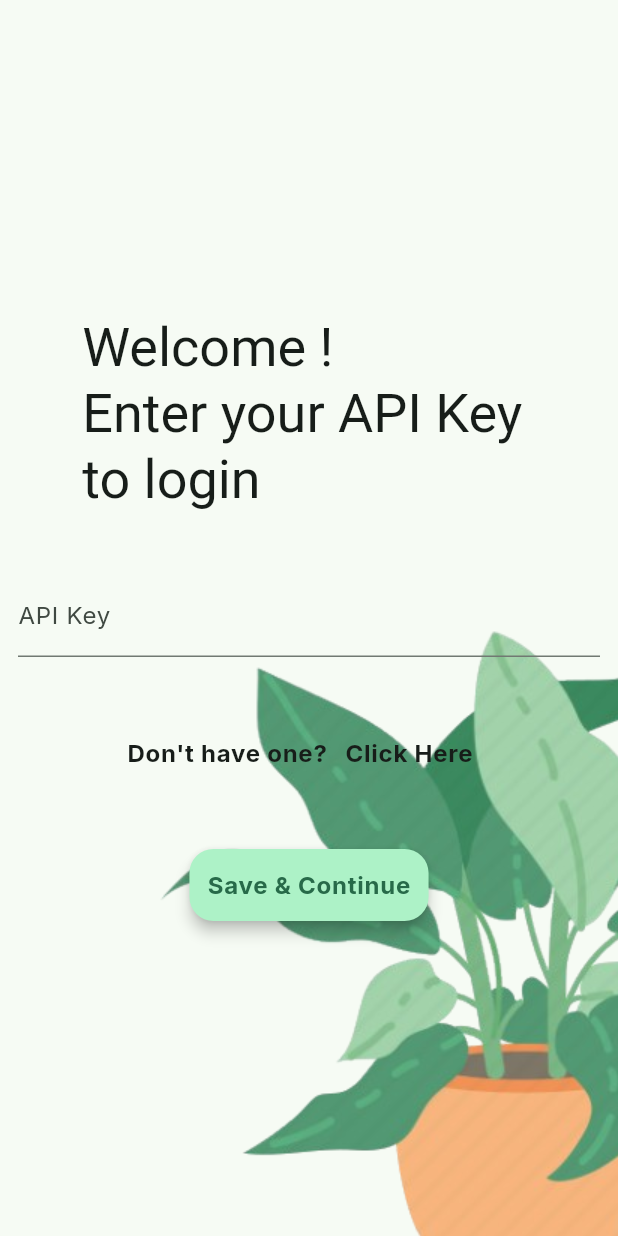
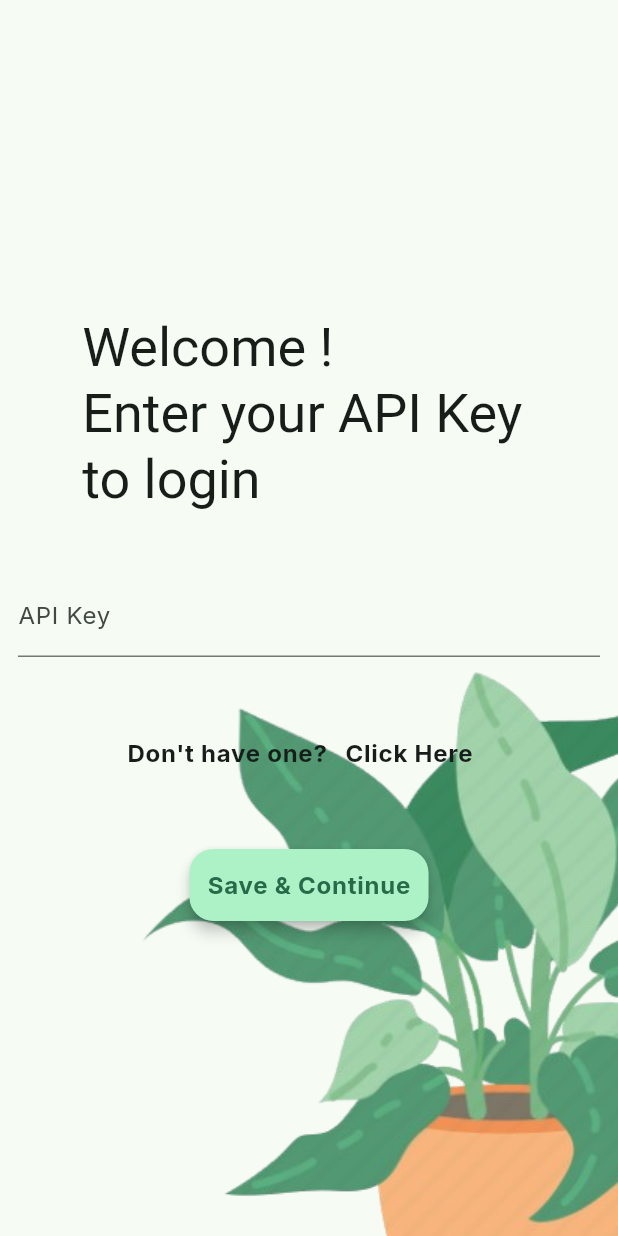
Before and after one commit to pratyush-1327/fluttask, a Flutter app: the screen it shows after launch, after a tap on "Get Started", on a phone screen of 412 x 824 dp. Run offline on Flutter 3.47's test engine with Material 3 defaults, Android fonts, the phone set to English and light mode, and no system bars; our stand-ins replace dio, flutter_riverpod, google_fonts, retrofit, shared_preferences; generated files the repository leaves out were written again; Roboto replaces fonts that are missing (ABeeZee).

Commit message:
fixed plant xds

```diff
--- a/lib/presentation/screens/api_key_screen.dart
+++ b/lib/presentation/screens/api_key_screen.dart
@@ -52,16 +52,15 @@ class _ApiKeyScreenState extends State<ApiKeyScreen> {
     return Scaffold(
       resizeToAvoidBottomInset: false,
       // appBar: AppBar(title: Text('Enter API Key')),
-      body: Stack(children: [
-        Positioned(
-          bottom: -70,
-          left: 100,
-          child: Image.asset(
-            "lib/presentation/images/splant.png",
-            fit: BoxFit.fitWidth,
+      body: Container(
+        decoration: const BoxDecoration(
+          image: DecorationImage(
+            image: AssetImage("lib/presentation/images/splant.png"),
+            fit: BoxFit.none,
+            alignment: Alignment(-3, 1.6),
           ),
         ),
-        Padding(
+        child: Padding(
           padding: const EdgeInsets.all(12.0),
           child: Column(
             spacing: 40,
@@ -109,7 +108,7 @@ class _ApiKeyScreenState extends State<ApiKeyScreen> {
             ],
           ),
         ),
-      ]),
+      ),
     );
   }
 }
--- a/lib/presentation/screens/todo_screen.dart
+++ b/lib/presentation/screens/todo_screen.dart
@@ -72,23 +72,22 @@ class TodoScreen extends ConsumerWidget {
             ],
           ),
         ),
-        body: Stack(children: [
-          Positioned(
-            bottom: -70,
-            left: 100,
-            child: Image.asset(
-              "lib/presentation/images/splant.png",
-              fit: BoxFit.fitWidth,
+        body: Container(
+          decoration: const BoxDecoration(
+            image: DecorationImage(
+              image: AssetImage("lib/presentation/images/splant.png"),
+              fit: BoxFit.none,
+              alignment: Alignment(-3, 1.6),
             ),
           ),
-          TabBarView(
+          child: TabBarView(
             children: [
               _buildTodoList(context, todos, ref),
               _buildTodoList(context, completedTodos, ref),
               _buildTodoList(context, pendingTodos, ref),
             ],
           ),
-        ]),
+        ),
         floatingActionButton: FloatingActionButton(
           onPressed: () => showDialog(
             context: context,
--- a/lib/presentation/screens/welcome_screen.dart
+++ b/lib/presentation/screens/welcome_screen.dart
@@ -1,6 +1,5 @@
 import 'package:fluttask/presentation/screens/api_key_screen.dart';
 import 'package:flutter/material.dart';
-import 'package:fluttask/presentation/screens/todo_screen.dart'; // Import the next screen
 
 class WelcomeScreen extends StatelessWidget {
   const WelcomeScreen({super.key});
@@ -8,22 +7,19 @@ class WelcomeScreen extends StatelessWidget {
   @override
   Widget build(BuildContext context) {
     return Scaffold(
-      body: Stack(
-        children: [
-          // Background Image
-          Positioned(
-            bottom: -70,
-            left: 100,
-            child: Image.asset(
-              "lib/presentation/images/splant.png",
-              fit: BoxFit.fitWidth,
+      body: Container(
+        decoration: const BoxDecoration(
+          image: DecorationImage(
+            image: AssetImage("lib/presentation/images/splant.png"),
+            fit: BoxFit.none,
+            alignment: Alignment(-3.2, 1.3),
           ),
         ),
-
-          // Centered Text & Button
-          Center(
+        child: Center(
           child: Column(
-              mainAxisSize: MainAxisSize.min,
+            spacing: 10,
+            // mainAxisSize: MainAxisSize.min,
+            mainAxisAlignment: MainAxisAlignment.center,
             children: [
               Text(
                 "Welcome to Fluttask!",
@@ -32,10 +28,10 @@ class WelcomeScreen extends StatelessWidget {
                     ),
                 textAlign: TextAlign.center,
               ),
-                const SizedBox(height: 16),
+              // const SizedBox(height: 16),
               ElevatedButton(
                 onPressed: () {
-                    Navigator.pushReplacement(
+                  Navigator.push(
                     context,
                     _createRoute(),
                   );
@@ -45,7 +41,6 @@ class WelcomeScreen extends StatelessWidget {
             ],
           ),
         ),
-        ],
       ),
     );
   }
```
Also changed, not shown: 1 other file. Lines whose indentation alone changed are shown as unchanged.
